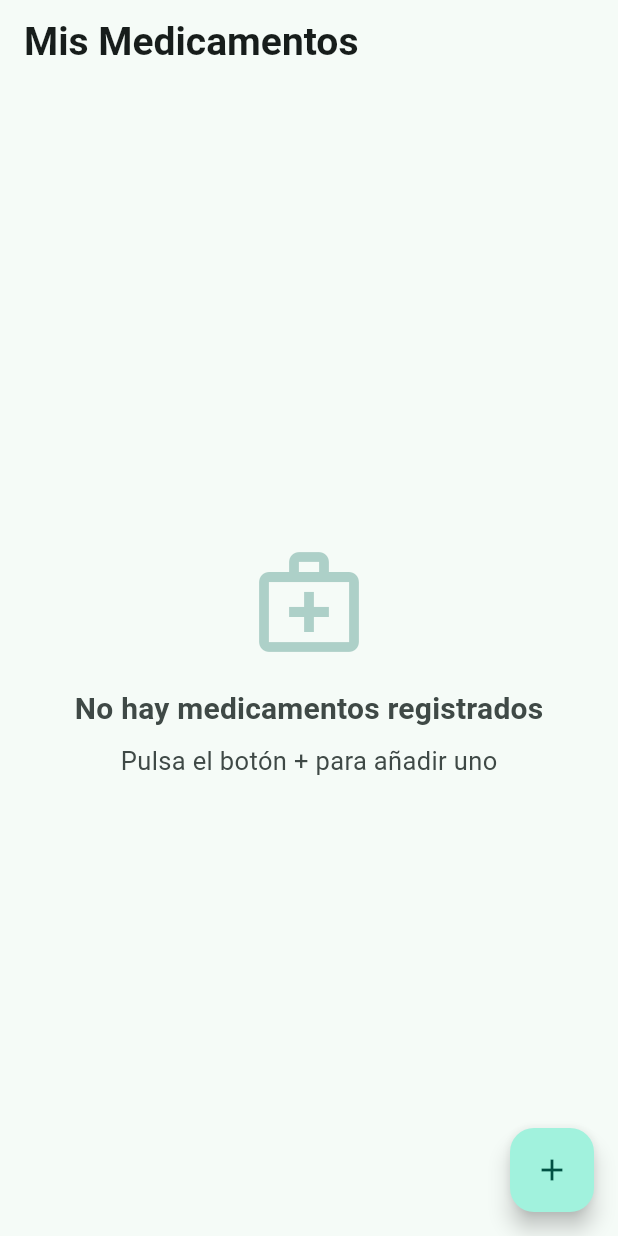
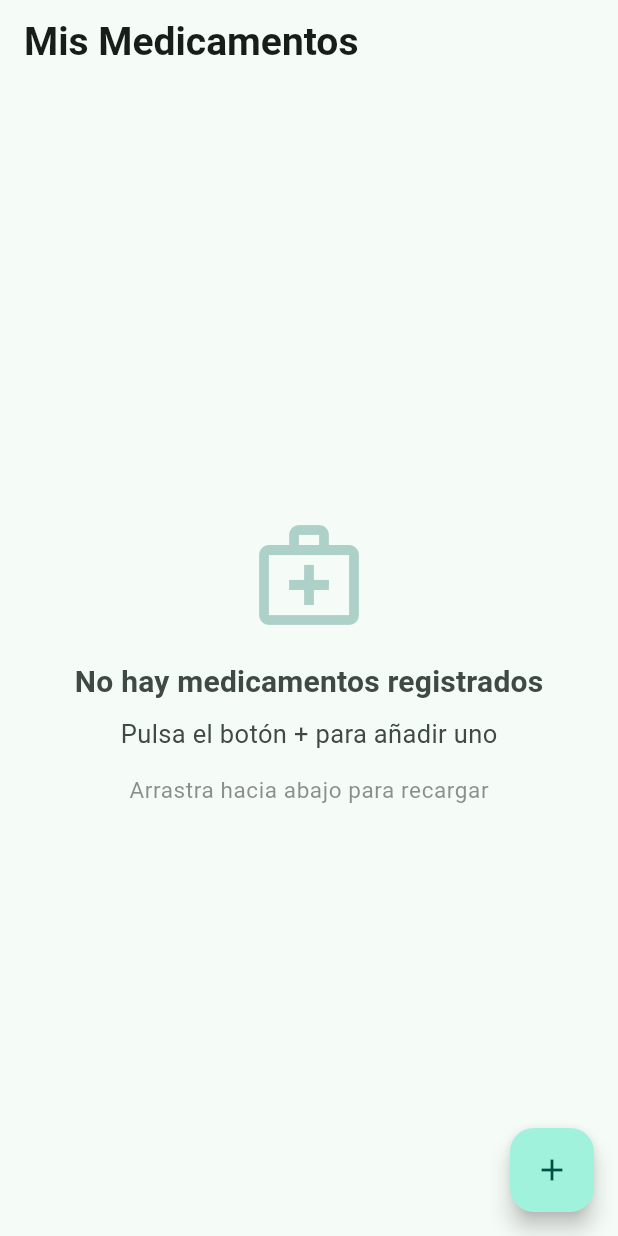
Before and after one commit to rafapoza/medicapp, a Flutter app: the screen it shows after launch, on a phone screen of 412 x 824 dp. Run offline on Flutter 3.47's test engine with Material 3 defaults, Android fonts, the phone set to English and light mode, and no system bars; our stand-ins replace flutter_local_notifications, shared_preferences, sqflite, timezone; missing offline and left inert: android_intent_plus; accounts and stored records are empty.

Commit message:
feat: mejorar actualización de pantalla principal y agregar pull-to-refresh
Mejoras en la experiencia de usuario:
- Agregar lifecycle observer para recargar pantalla principal automáticamente cuando la app vuelve del background
- Implementar pull-to-refresh en pantalla principal para recarga manual
- Modificar DoseActionScreen para retornar indicador de cambios realizados
- Actualizar pantalla principal cuando se registran dosis desde notificaciones

Mejoras en la interfaz:
- Agregar RefreshIndicator en estado vacío y lista de medicamentos
- Incluir hint "Arrastra hacia abajo para recargar" en estado vacío
- Usar AlwaysScrollableScrollPhysics para permitir pull-to-refresh incluso con lista vacía

Actualización de documentación:
- Actualizar FUNCIONALIDADES.md con nuevas capacidades de actualización automática y pull-to-refresh
- Actualizar TESTS.md con conteo preciso de 134 tests
- Agregar números específicos de tests por archivo para mejor trazabilidad

Tests: Todos los 134 tests pasan exitosamente

🤖 Generated with [Claude Code](https://claude.com/claude-code)

Co-Authored-By: Claude <noreply@anthropic.com>

```diff
--- a/lib/screens/medication_list_screen.dart
+++ b/lib/screens/medication_list_screen.dart
@@ -18,7 +18,7 @@ class MedicationListScreen extends StatefulWidget {
   State<MedicationListScreen> createState() => _MedicationListScreenState();
 }
 
-class _MedicationListScreenState extends State<MedicationListScreen> {
+class _MedicationListScreenState extends State<MedicationListScreen> with WidgetsBindingObserver {
   final List<Medication> _medications = [];
   bool _isLoading = true;
   bool _debugMenuVisible = false;
@@ -29,9 +29,25 @@ class _MedicationListScreenState extends State<MedicationListScreen> {
   @override
   void initState() {
     super.initState();
+    WidgetsBinding.instance.addObserver(this); // Add lifecycle observer
     _loadBatteryBannerPreference();
     _loadMedications();
     _checkNotificationPermissions();
+  }
+
+  @override
+  void dispose() {
+    WidgetsBinding.instance.removeObserver(this); // Remove lifecycle observer
+    super.dispose();
+  }
+
+  @override
+  void didChangeAppLifecycleState(AppLifecycleState state) {
+    super.didChangeAppLifecycleState(state);
+    // Reload medications when app resumes (e.g., after handling a notification)
+    if (state == AppLifecycleState.resumed) {
+      _loadMedications();
+    }
   }
 
   /// Load battery banner dismissal preference
@@ -1974,7 +1990,15 @@ class _MedicationListScreenState extends State<MedicationListScreen> {
               child: CircularProgressIndicator(),
             )
           : _medications.isEmpty
-          ? Center(
+          ? RefreshIndicator(
+              onRefresh: _loadMedications,
+              child: LayoutBuilder(
+                builder: (context, constraints) {
+                  return SingleChildScrollView(
+                    physics: const AlwaysScrollableScrollPhysics(),
+                    child: ConstrainedBox(
+                      constraints: BoxConstraints(minHeight: constraints.maxHeight),
+                      child: Center(
                         child: Column(
                           mainAxisAlignment: MainAxisAlignment.center,
                           children: [
@@ -1997,7 +2021,19 @@ class _MedicationListScreenState extends State<MedicationListScreen> {
                                     color: Theme.of(context).colorScheme.onSurfaceVariant,
                                   ),
                             ),
-                ],
+                            const SizedBox(height: 16),
+                            Text(
+                              'Arrastra hacia abajo para recargar',
+                              style: Theme.of(context).textTheme.bodySmall?.copyWith(
+                                    color: Theme.of(context).colorScheme.onSurfaceVariant.withOpacity(0.6),
+                                  ),
+                            ),
+                          ],
+                        ),
+                      ),
+                    ),
+                  );
+                },
               ),
             )
           : Column(
@@ -2126,6 +2162,8 @@ class _MedicationListScreenState extends State<MedicationListScreen> {
                   ),
                 // Medications list
                 Expanded(
+                  child: RefreshIndicator(
+                    onRefresh: _loadMedications,
                     child: ListView.builder(
                       padding: const EdgeInsets.only(left: 8, right: 8, bottom: 8),
                       itemCount: _medications.length,
@@ -2300,6 +2338,7 @@ class _MedicationListScreenState extends State<MedicationListScreen> {
                     },
                   ),
                     ),
+                  ),
               ],
             ),
       floatingActionButton: FloatingActionButton(
```
Also changed, not shown: lib/screens/dose_action_screen.dart (+4 -4 lines), 2 other files. Lines whose indentation alone changed are shown as unchanged.
